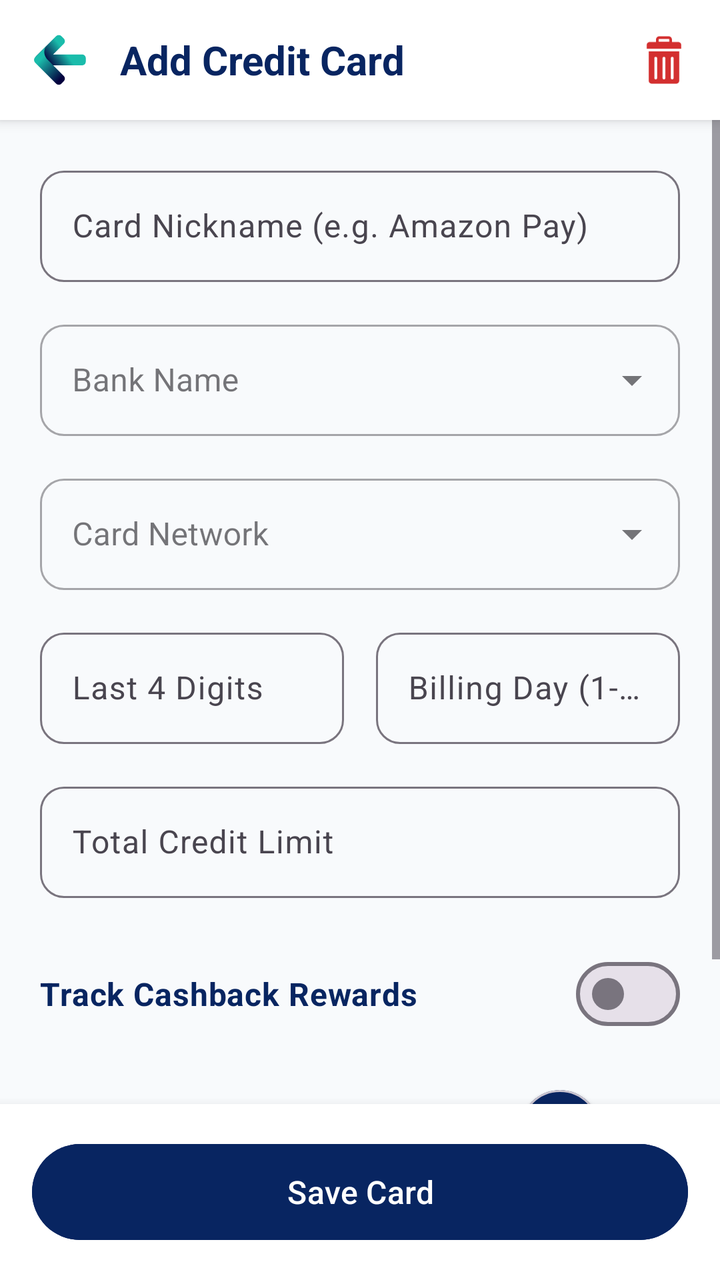
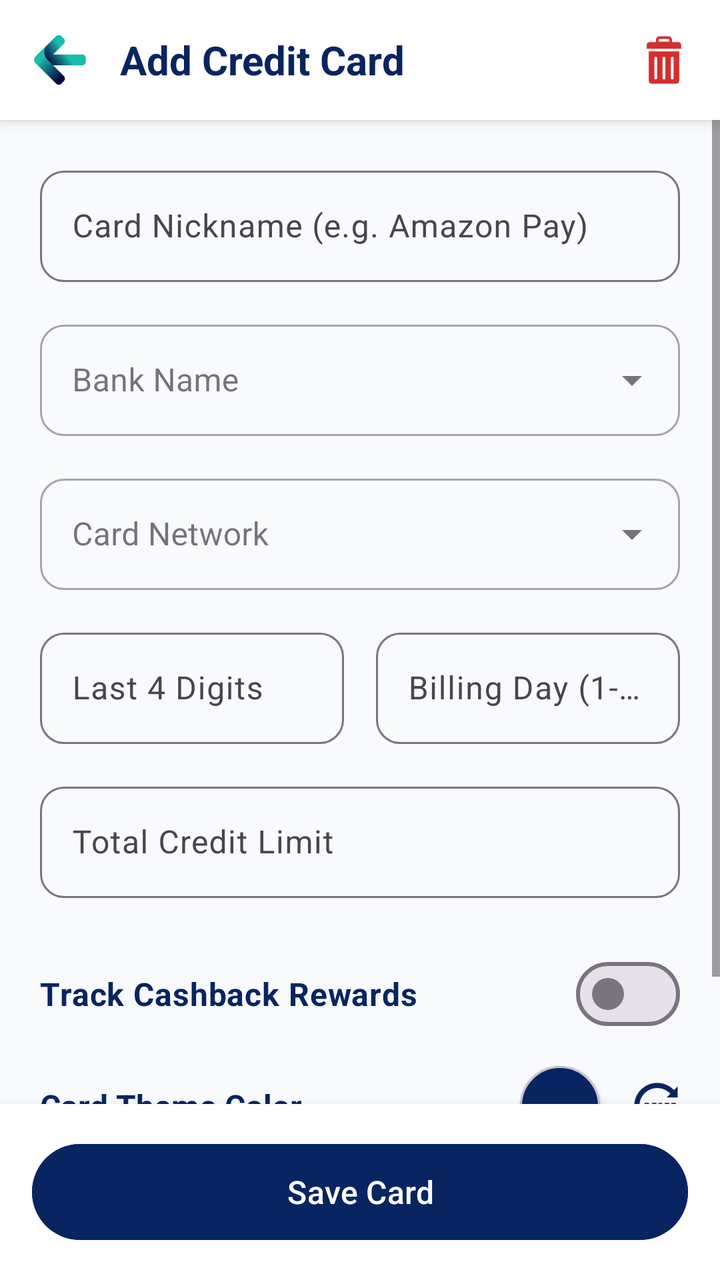

An Android layout rendered at two revisions. The XML below is the earlier revision; the diff shows what the commit changed to produce the second picture.
<!-- AndroidManifest.xml: application theme Theme.FinTrack -->
<!-- res/layout/activity_add_card.xml -->
<?xml version="1.0" encoding="utf-8"?>
<LinearLayout xmlns:android="http://schemas.android.com/apk/res/android"
    xmlns:app="http://schemas.android.com/apk/res-auto"
    xmlns:tools="http://schemas.android.com/tools"
    android:id="@+id/mainAddCard"
    android:layout_width="match_parent"
    android:layout_height="match_parent"
    android:orientation="vertical"
    android:background="#F8FAFC"
    tools:ignore="HardcodedText, ContentDescription, TooManyViews">

    
    <LinearLayout
        android:layout_width="match_parent"
        android:layout_height="wrap_content"
        android:orientation="horizontal"
        android:gravity="center_vertical"
        android:padding="16dp"
        android:background="#FFFFFF"
        android:elevation="4dp">

        <ImageView
            android:id="@+id/ivBack"
            android:layout_width="28dp"
            android:layout_height="28dp"
            android:src="@drawable/back"
            android:background="?attr/selectableItemBackgroundBorderless"
            android:clickable="true"
            android:focusable="true"/>

        <TextView
            android:id="@+id/tvActivityTitle"
            android:layout_width="0dp"
            android:layout_height="wrap_content"
            android:layout_weight="1"
            android:layout_marginStart="16dp"
            android:text="Add Credit Card"
            android:textColor="#082561"
            android:textSize="20sp"
            android:textStyle="bold" />

        <ImageView
            android:id="@+id/btnClearAllFields"
            android:layout_width="24dp"
            android:layout_height="24dp"
            android:src="@drawable/delete_wh"
            app:tint="#D32F2F"
            android:background="?attr/selectableItemBackgroundBorderless"
            android:clickable="true"
            android:focusable="true"/>
    </LinearLayout>

    <ScrollView
        android:layout_width="match_parent"
        android:layout_height="0dp"
        android:layout_weight="1"
        android:fillViewport="true">

        <LinearLayout
            android:layout_width="match_parent"
            android:layout_height="wrap_content"
            android:orientation="vertical"
            android:padding="20dp">

            <com.google.android.material.textfield.TextInputLayout
                android:layout_width="match_parent"
                android:layout_height="wrap_content"
                android:layout_marginBottom="16dp"
                android:hint="Card Nickname (e.g. Amazon Pay)"
                app:boxBackgroundMode="outline"
                app:boxCornerRadiusTopStart="12dp"
                app:boxCornerRadiusTopEnd="12dp"
                app:boxCornerRadiusBottomStart="12dp"
                app:boxCornerRadiusBottomEnd="12dp">
                <com.google.android.material.textfield.TextInputEditText
                    android:id="@+id/etCardName"
                    android:layout_width="match_parent"
                    android:layout_height="wrap_content"
                    android:inputType="textCapWords"
                    android:textColor="#082561" />
            </com.google.android.material.textfield.TextInputLayout>

            <com.google.android.material.textfield.TextInputLayout
                android:id="@+id/tilBankName"
                style="@style/Widget.MaterialComponents.TextInputLayout.OutlinedBox.ExposedDropdownMenu"
                android:layout_width="match_parent"
                android:layout_height="wrap_content"
                android:layout_marginBottom="16dp"
                android:hint="Bank Name"
                app:boxCornerRadiusTopStart="12dp"
                app:boxCornerRadiusTopEnd="12dp"
                app:boxCornerRadiusBottomStart="12dp"
                app:boxCornerRadiusBottomEnd="12dp">
                <com.google.android.material.textfield.MaterialAutoCompleteTextView
                    android:id="@+id/spinBankName"
                    android:layout_width="match_parent"
                    android:layout_height="wrap_content"
                    android:textColor="#082561" />
            </com.google.android.material.textfield.TextInputLayout>

            <com.google.android.material.textfield.TextInputLayout
                android:id="@+id/tilCardType"
                style="@style/Widget.MaterialComponents.TextInputLayout.OutlinedBox.ExposedDropdownMenu"
                android:layout_width="match_parent"
                android:layout_height="wrap_content"
                android:layout_marginBottom="16dp"
                android:hint="Card Network"
                app:boxCornerRadiusTopStart="12dp"
                app:boxCornerRadiusTopEnd="12dp"
                app:boxCornerRadiusBottomStart="12dp"
                app:boxCornerRadiusBottomEnd="12dp">
                <com.google.android.material.textfield.MaterialAutoCompleteTextView
                    android:id="@+id/spinCardType"
                    android:layout_width="match_parent"
                    android:layout_height="wrap_content"
                    android:textColor="#082561" />
            </com.google.android.material.textfield.TextInputLayout>

            <LinearLayout
                android:layout_width="match_parent"
                android:layout_height="wrap_content"
                android:orientation="horizontal"
                android:layout_marginBottom="16dp"
                android:baselineAligned="false">

                <com.google.android.material.textfield.TextInputLayout
                    android:layout_width="0dp"
                    android:layout_weight="1"
                    android:layout_height="wrap_content"
                    android:layout_marginEnd="8dp"
                    android:hint="Last 4 Digits"
                    app:boxBackgroundMode="outline"
                    app:boxCornerRadiusTopStart="12dp"
                    app:boxCornerRadiusTopEnd="12dp"
                    app:boxCornerRadiusBottomStart="12dp"
                    app:boxCornerRadiusBottomEnd="12dp">
                    <com.google.android.material.textfield.TextInputEditText
                        android:id="@+id/etLast4Digits"
                        android:layout_width="match_parent"
                        android:layout_height="wrap_content"
                        android:inputType="number"
                        android:maxLength="4"
                        android:textColor="#082561" />
                </com.google.android.material.textfield.TextInputLayout>

                <com.google.android.material.textfield.TextInputLayout
                    android:layout_width="0dp"
                    android:layout_weight="1"
                    android:layout_height="wrap_content"
                    android:layout_marginStart="8dp"
                    android:hint="Billing Day (1-31)"
                    app:boxBackgroundMode="outline"
                    app:boxCornerRadiusTopStart="12dp"
                    app:boxCornerRadiusTopEnd="12dp"
                    app:boxCornerRadiusBottomStart="12dp"
                    app:boxCornerRadiusBottomEnd="12dp">
                    <com.google.android.material.textfield.TextInputEditText
                        android:id="@+id/etBillingDay"
                        android:layout_width="match_parent"
                        android:layout_height="wrap_content"
                        android:inputType="number"
                        android:maxLength="2"
                        android:textColor="#082561" />
                </com.google.android.material.textfield.TextInputLayout>
            </LinearLayout>

            <com.google.android.material.textfield.TextInputLayout
                android:layout_width="match_parent"
                android:layout_height="wrap_content"
                android:layout_marginBottom="24dp"
                android:hint="Total Credit Limit"
                app:prefixText="₹"
                app:boxBackgroundMode="outline"
                app:boxCornerRadiusTopStart="12dp"
                app:boxCornerRadiusTopEnd="12dp"
                app:boxCornerRadiusBottomStart="12dp"
                app:boxCornerRadiusBottomEnd="12dp">
                <com.google.android.material.textfield.TextInputEditText
                    android:id="@+id/etTotalLimit"
                    android:layout_width="match_parent"
                    android:layout_height="wrap_content"
                    android:inputType="numberDecimal"
                    android:textColor="#082561" />
            </com.google.android.material.textfield.TextInputLayout>

            
            <com.google.android.material.materialswitch.MaterialSwitch
                android:id="@+id/switchCashback"
                android:layout_width="match_parent"
                android:layout_height="wrap_content"
                android:layout_marginBottom="24dp"
                android:text="Track Cashback Rewards"
                android:textColor="#082561"
                android:textSize="16sp"
                android:textStyle="bold" />

            <LinearLayout
                android:layout_width="match_parent"
                android:layout_height="wrap_content"
                android:orientation="horizontal"
                android:gravity="center_vertical"
                android:layout_marginBottom="32dp">

                <TextView
                    android:layout_width="0dp"
                    android:layout_height="wrap_content"
                    android:layout_weight="1"
                    android:text="Card Theme Color"
                    android:textColor="#082561"
                    android:textSize="16sp"
                    android:textStyle="bold" />

                <com.google.android.material.card.MaterialCardView
                    android:id="@+id/cardColorPreview"
                    android:layout_width="40dp"
                    android:layout_height="40dp"
                    android:layout_marginEnd="16dp"
                    app:cardCornerRadius="20dp"
                    app:cardElevation="2dp"
                    app:cardBackgroundColor="#082561"
                    android:clickable="true"
                    android:focusable="true"/>

                <ImageView
                    android:id="@+id/btnResetColor"
                    android:layout_width="24dp"
                    android:layout_height="24dp"
                    android:src="@drawable/reset"
                    android:background="?attr/selectableItemBackgroundBorderless"
                    android:clickable="true"
                    android:focusable="true"/>
            </LinearLayout>

        </LinearLayout>
    </ScrollView>

    
    <LinearLayout
        android:layout_width="match_parent"
        android:layout_height="wrap_content"
        android:background="#FFFFFF"
        android:elevation="8dp"
        android:padding="16dp">
        <com.google.android.material.button.MaterialButton
            android:id="@+id/btnSaveCard"
            android:layout_width="match_parent"
            android:layout_height="56dp"
            android:text="Save Card"
            android:textSize="16sp"
            app:cornerRadius="28dp"
            android:backgroundTint="#082561" />
    </LinearLayout>
</LinearLayout>
<!-- resources referenced by this layout -->
<resources>
  <!-- drawable back (drawable) -->
  <vector xmlns:android="http://schemas.android.com/apk/res/android"
      xmlns:aapt="http://schemas.android.com/aapt"
      android:width="24dp"
      android:height="24dp"
      android:viewportWidth="256"
      android:viewportHeight="256">
    <path
        android:pathData="M18.82,110.6L110.35,19.07c6.64,-6.64 17.41,-6.64 24.05,0l11.01,11.01c6.64,6.64 6.64,17.41 0,24.05L96.84,102.72l2.58,0l92.53,0l36.91,0c9.39,0 17.01,7.61 17.01,17.01l0,15.57c0,9.39 -7.61,17.01 -17.01,17.01L191.94,152.31L125.08,152.31l-81.61,0L43.48,127.51l-17.65,0C17,127.51 12.58,116.84 18.82,110.6z"
        android:strokeLineJoin="miter"
        android:strokeWidth="2.63"
        android:fillType="nonZero"
        android:strokeColor="#00000000"
        android:strokeLineCap="butt">
      <aapt:attr name="android:fillColor">
        <gradient
            android:startX="155.06"
            android:startY="98.43"
            android:endX="80.73"
            android:endY="153.49"
            android:type="linear">
          <item android:offset="0" android:color="#FF1ABCAB"/>
          <item android:offset="1" android:color="#FF03003D"/>
        </gradient>
      </aapt:attr>
    </path>
    <path
        android:pathData="M14.3,139.9l96.05,96.05c6.64,6.64 17.41,6.64 24.05,0l11.01,-11.01c6.64,-6.64 6.64,-17.41 0,-24.05L72.04,127.51c-14.71,-14.71 -25.31,-44.83 -2.92,-67.21L14.3,115.12C7.45,121.97 7.45,133.06 14.3,139.9z"
        android:strokeLineJoin="miter"
        android:strokeWidth="2.63"
        android:fillType="nonZero"
        android:strokeColor="#00000000"
        android:strokeLineCap="butt">
      <aapt:attr name="android:fillColor">
        <gradient
            android:startX="52.73"
            android:startY="112.38"
            android:endX="145.09"
            android:endY="201.61"
            android:type="linear">
          <item android:offset="0" android:color="#FF1ABCAB"/>
          <item android:offset="1" android:color="#FF03003D"/>
        </gradient>
      </aapt:attr>
    </path>
  </vector>
  <style name="Theme.FinTrack" parent="Base.Theme.FinTrack" />
  <style name="Base.Theme.FinTrack" parent="Theme.Material3.Light.NoActionBar">
          
          <item name="colorPrimary">#082561</item>
          <item name="colorSecondary">#1ABCAB</item>
  
          
          <item name="android:windowLightStatusBar">true</item>
          <item name="android:statusBarColor">#FFFFFF</item>
      </style>
  <!-- unchanged entries left out for length: 2 -->
</resources>

<!-- the commit's change to res/layout/activity_add_card.xml (unified diff, before → after) -->
@@ -9,7 +9,6 @@
     android:background="#F8FAFC"
     tools:ignore="HardcodedText, ContentDescription, TooManyViews">
 
-    
     <LinearLayout
         android:layout_width="match_parent"
         android:layout_height="wrap_content"
@@ -188,11 +187,35 @@
                 android:id="@+id/switchCashback"
                 android:layout_width="match_parent"
                 android:layout_height="wrap_content"
-                android:layout_marginBottom="24dp"
+                android:layout_marginBottom="12dp"
                 android:text="Track Cashback Rewards"
                 android:textColor="#082561"
                 android:textSize="16sp"
                 android:textStyle="bold" />
+
+            
+            <com.google.android.material.textfield.TextInputLayout
+                android:id="@+id/tilCashbackRates"
+                android:layout_width="match_parent"
+                android:layout_height="wrap_content"
+                android:layout_marginBottom="24dp"
+                android:hint="Cashback Rates % (e.g. 1, 1.5, 5)"
+                app:helperText="Separate multiple tiers with commas"
+                app:helperTextTextColor="#667085"
+                app:boxBackgroundMode="outline"
+                app:boxCornerRadiusTopStart="12dp"
+                app:boxCornerRadiusTopEnd="12dp"
+                app:boxCornerRadiusBottomStart="12dp"
+                app:boxCornerRadiusBottomEnd="12dp"
+                android:visibility="gone">
+
+                <com.google.android.material.textfield.TextInputEditText
+                    android:id="@+id/etCashbackRates"
+                    android:layout_width="match_parent"
+                    android:layout_height="wrap_content"
+                    android:inputType="text"
+                    android:textColor="#082561" />
+            </com.google.android.material.textfield.TextInputLayout>
 
             <LinearLayout
                 android:layout_width="match_parent"
@@ -234,8 +257,7 @@
         </LinearLayout>
     </ScrollView>
 
-    
-    <LinearLayout
+    <FrameLayout
         android:layout_width="match_parent"
         android:layout_height="wrap_content"
         android:background="#FFFFFF"
@@ -249,5 +271,5 @@
             android:textSize="16sp"
             app:cornerRadius="28dp"
             android:backgroundTint="#082561" />
-    </LinearLayout>
+    </FrameLayout>
 </LinearLayout>
